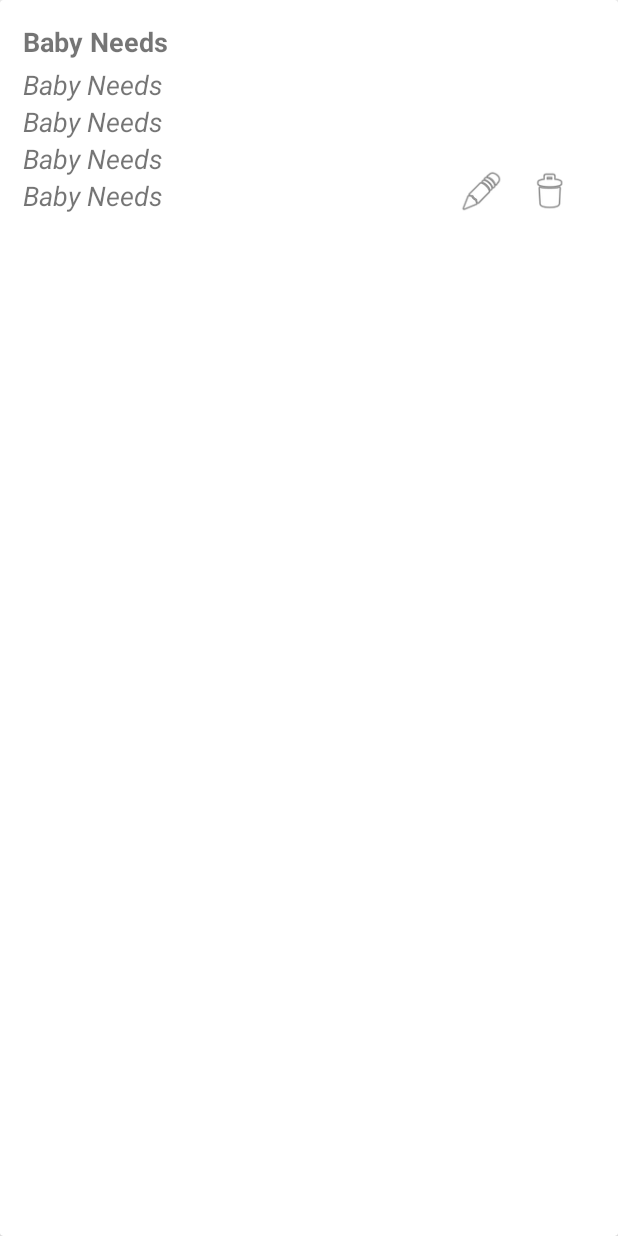
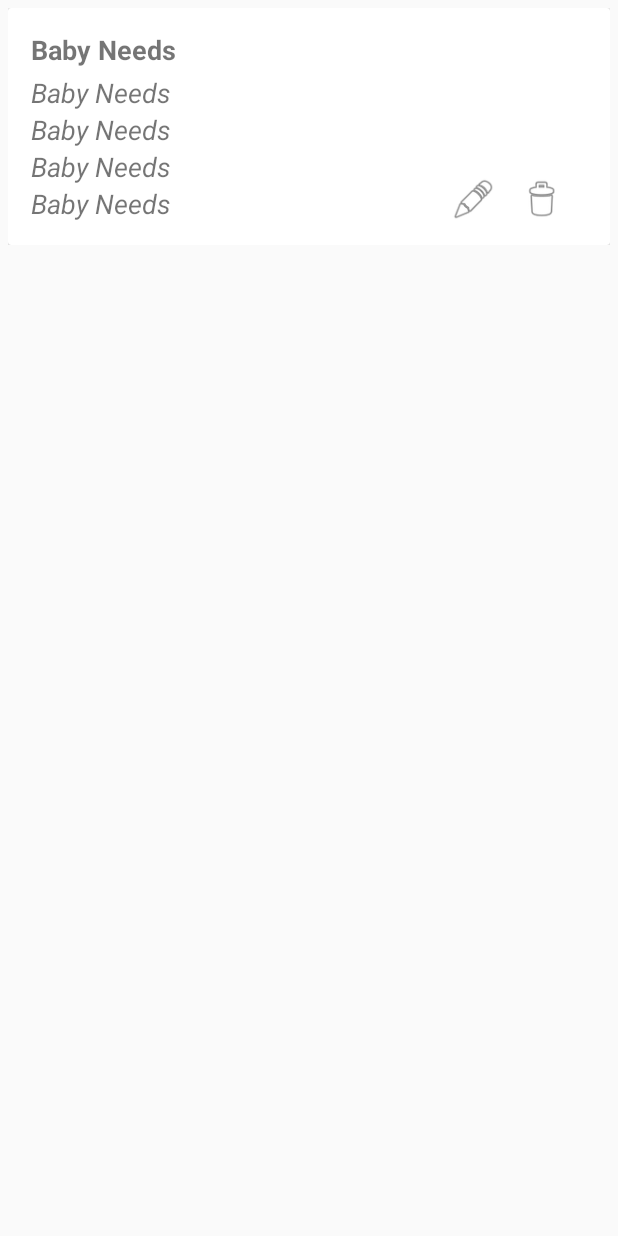
Before and after one commit to pbucior/Baby-Needs, an Android app: the layout list_row.xml on its own in the app's theme, with its tools: preview values and no code run, on a phone screen of 412 x 824 dp. Run offline under Robolectric (Android 15) with nearby library versions, the phone set to English and light mode, and no system bars.

Commit message:
Showing items in a ListActivity

```diff
--- a/app/src/main/AndroidManifest.xml
+++ b/app/src/main/AndroidManifest.xml
@@ -9,9 +9,9 @@
         android:roundIcon="@mipmap/ic_launcher_round"
         android:supportsRtl="true"
         android:theme="@style/AppTheme">
-        <activity android:name=".ListActivity"></activity>
+        <activity android:name=".MainActivity"></activity>
         <activity
-            android:name=".MainActivity"
+            android:name=".ListActivity"
             android:label="@string/app_name"
             android:theme="@style/AppTheme.NoActionBar">
             <intent-filter>
--- a/app/src/main/java/eu/bucior/babyneeds/data/DatabaseHandler.java
+++ b/app/src/main/java/eu/bucior/babyneeds/data/DatabaseHandler.java
@@ -65,6 +65,7 @@ public class DatabaseHandler extends SQLiteOpenHelper {
                 new String[]{Constants.KEY_ID,
                         Constants.KEY_ITEM,
                         Constants.KEY_QUANTITY,
+                        Constants.KEY_COLOR,
                         Constants.KEY_SIZE,
                         Constants.KEY_DATE_ADDED},
                 Constants.KEY_ID + "=?",
@@ -78,6 +79,7 @@ public class DatabaseHandler extends SQLiteOpenHelper {
             item.setId(cursor.getInt(cursor.getColumnIndex(Constants.KEY_ID)));
             item.setItemName(cursor.getString(cursor.getColumnIndex(Constants.KEY_ITEM)));
             item.setItemQuantity(cursor.getInt(cursor.getColumnIndex(Constants.KEY_QUANTITY)));
+            item.setItemColor(cursor.getString(cursor.getColumnIndex(Constants.KEY_COLOR)));
             item.setItemSize(cursor.getInt(cursor.getColumnIndex(Constants.KEY_SIZE)));
 
             DateFormat dateFormat = DateFormat.getDateInstance();
@@ -99,6 +101,7 @@ public class DatabaseHandler extends SQLiteOpenHelper {
                 new String[]{Constants.KEY_ID,
                         Constants.KEY_ITEM,
                         Constants.KEY_QUANTITY,
+                        Constants.KEY_COLOR,
                         Constants.KEY_SIZE,
                         Constants.KEY_DATE_ADDED},
                 null, null, null, null,
@@ -110,6 +113,7 @@ public class DatabaseHandler extends SQLiteOpenHelper {
                 item.setId(cursor.getInt(cursor.getColumnIndex(Constants.KEY_ID)));
                 item.setItemName(cursor.getString(cursor.getColumnIndex(Constants.KEY_ITEM)));
                 item.setItemQuantity(cursor.getInt(cursor.getColumnIndex(Constants.KEY_QUANTITY)));
+                item.setItemColor(cursor.getString(cursor.getColumnIndex(Constants.KEY_COLOR)));
                 item.setItemSize(cursor.getInt(cursor.getColumnIndex(Constants.KEY_SIZE)));
 
                 DateFormat dateFormat = DateFormat.getDateInstance();
--- a/app/src/main/java/eu/bucior/babyneeds/ui/RecyclerViewAdapter.java
+++ b/app/src/main/java/eu/bucior/babyneeds/ui/RecyclerViewAdapter.java
@@ -38,8 +38,8 @@ public class RecyclerViewAdapter extends RecyclerView.Adapter<RecyclerViewAdapte
         Item item = itemList.get(position);
         holder.itemName.setText(item.getItemName());
         holder.itemColor.setText(item.getItemColor());
-        holder.itemQuantity.setText(item.getItemQuantity());
-        holder.itemSize.setText(item.getItemSize());
+        holder.itemQuantity.setText(String.valueOf(item.getItemQuantity()));
+        holder.itemSize.setText(String.valueOf(item.getItemSize()));
         holder.itemDataAdded.setText(item.getDateItemAdded());
     }
 
--- a/app/src/main/res/layout/activity_list.xml
+++ b/app/src/main/res/layout/activity_list.xml
@@ -4,6 +4,7 @@
     xmlns:tools="http://schemas.android.com/tools"
     android:layout_width="match_parent"
     android:layout_height="match_parent"
+    android:background="@color/colorAccent"
     tools:context=".ListActivity">
 
     <androidx.recyclerview.widget.RecyclerView
@@ -16,8 +17,6 @@
         android:layout_marginBottom="8dp"
         app:layout_constraintBottom_toBottomOf="parent"
         app:layout_constraintEnd_toEndOf="parent"
-        app:layout_constraintHorizontal_bias="1.0"
         app:layout_constraintStart_toStartOf="parent"
-        app:layout_constraintTop_toTopOf="parent"
-        app:layout_constraintVertical_bias="0.0" />
+        app:layout_constraintTop_toTopOf="parent" />
 </androidx.constraintlayout.widget.ConstraintLayout>
--- a/app/src/main/res/layout/list_row.xml
+++ b/app/src/main/res/layout/list_row.xml
@@ -2,12 +2,13 @@
 <LinearLayout xmlns:android="http://schemas.android.com/apk/res/android"
     android:orientation="vertical"
     android:layout_width="match_parent"
-    android:layout_height="match_parent">
+    android:layout_height="wrap_content"
+    android:padding="5dp">
 
     <androidx.cardview.widget.CardView
         android:id="@+id/card_view"
         android:layout_width="match_parent"
-        android:layout_height="match_parent">
+        android:layout_height="wrap_content">
 
         <RelativeLayout
             android:layout_width="match_parent"
```
Also changed, not shown: app/src/main/java/eu/bucior/babyneeds/ListActivity.java (+29 -0 lines).
